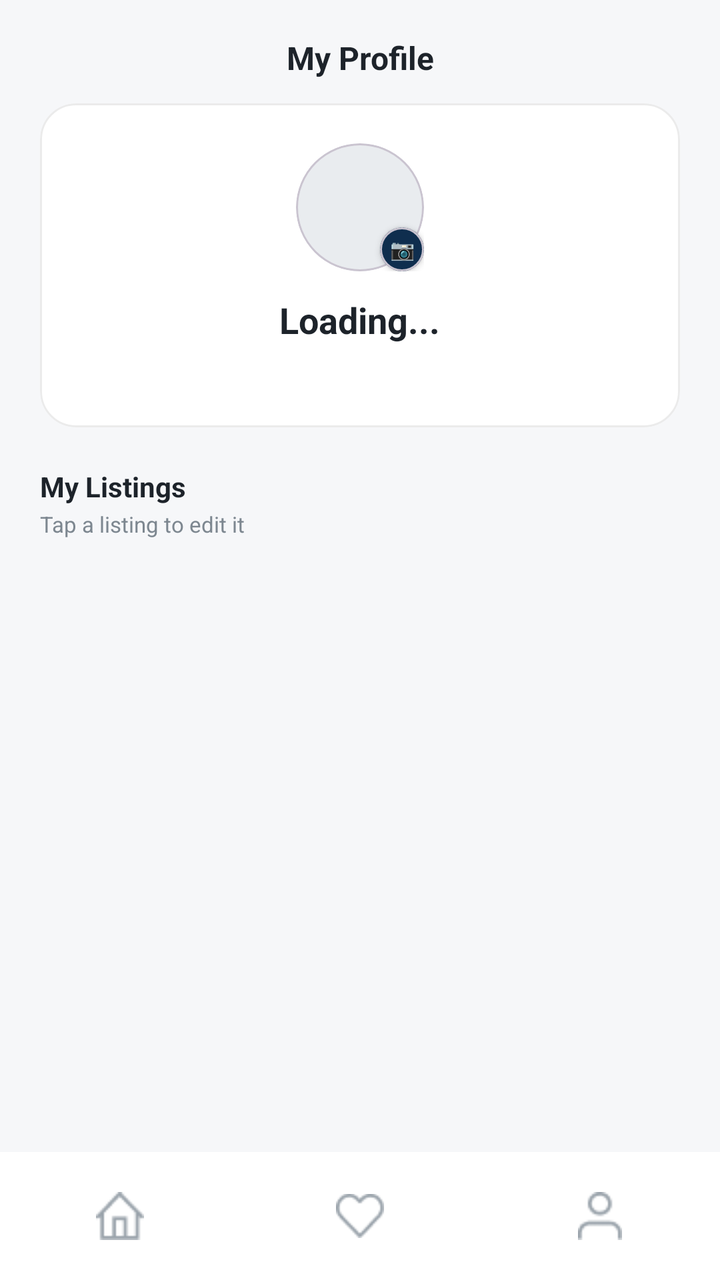
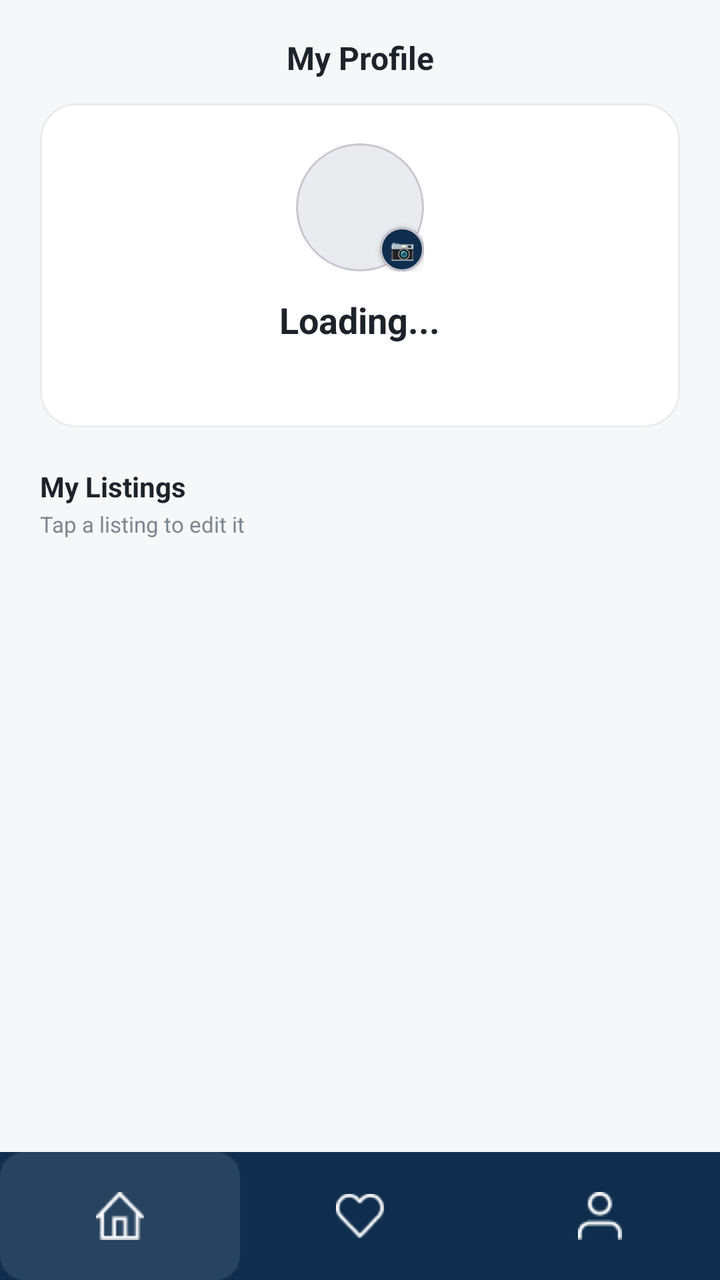

Screens rendered from an Android XML layout before and after an edit, with the pre-edit source and the edit as a unified diff.
<!-- AndroidManifest.xml: application theme Theme.MyApplication -->
<!-- res/layout/fragment_profile.xml -->
<?xml version="1.0" encoding="utf-8"?>
<LinearLayout xmlns:android="http://schemas.android.com/apk/res/android"
    xmlns:app="http://schemas.android.com/apk/res-auto"
    android:layout_width="match_parent"
    android:layout_height="match_parent"
    android:background="@color/ps_background"
    android:orientation="vertical">

    <TextView
        android:layout_width="match_parent"
        android:layout_height="wrap_content"
        android:gravity="center"
        android:paddingTop="18dp"
        android:paddingBottom="12dp"
        android:text="My Profile"
        android:textColor="@color/ps_text_primary"
        android:textSize="16sp"
        android:textStyle="bold" />

    <androidx.core.widget.NestedScrollView
        android:layout_width="match_parent"
        android:layout_height="0dp"
        android:layout_weight="1"
        android:fillViewport="true"
        android:overScrollMode="never">

        <LinearLayout
            android:layout_width="match_parent"
            android:layout_height="wrap_content"
            android:orientation="vertical"
            android:paddingStart="20dp"
            android:paddingEnd="20dp">

            
            <com.google.android.material.card.MaterialCardView
                android:layout_width="match_parent"
                android:layout_height="wrap_content"
                app:cardBackgroundColor="@color/ps_surface"
                app:cardCornerRadius="18dp"
                app:cardElevation="0dp"
                app:strokeColor="@color/ps_divider"
                app:strokeWidth="1dp">

                <LinearLayout
                    android:layout_width="match_parent"
                    android:layout_height="wrap_content"
                    android:gravity="center_horizontal"
                    android:orientation="vertical"
                    android:padding="20dp">

                    <FrameLayout
                        android:id="@+id/avatar_container"
                        android:layout_width="64dp"
                        android:layout_height="64dp">

                        <com.google.android.material.card.MaterialCardView
                            android:layout_width="64dp"
                            android:layout_height="64dp"
                            app:cardBackgroundColor="#E9ECEF"
                            app:cardCornerRadius="32dp"
                            app:cardElevation="0dp">

                            <ImageView
                                android:id="@+id/iv_profile_pic"
                                android:layout_width="match_parent"
                                android:layout_height="match_parent"
                                android:scaleType="centerCrop"
                                android:contentDescription="Profile Picture" />
                        </com.google.android.material.card.MaterialCardView>

                        
                        <com.google.android.material.card.MaterialCardView
                            android:id="@+id/badge_camera"
                            android:layout_width="22dp"
                            android:layout_height="22dp"
                            android:layout_gravity="bottom|end"
                            app:cardBackgroundColor="@color/ps_primary_dark"
                            app:cardCornerRadius="11dp"
                            app:cardElevation="2dp">

                            <TextView
                                android:layout_width="match_parent"
                                android:layout_height="match_parent"
                                android:gravity="center"
                                android:text="📷"
                                android:textSize="10sp" />
                        </com.google.android.material.card.MaterialCardView>
                    </FrameLayout>

                    <TextView
                        android:id="@+id/tv_profile_name"
                        android:layout_width="wrap_content"
                        android:layout_height="wrap_content"
                        android:layout_marginTop="12dp"
                        android:text="Loading..."
                        android:textColor="@color/ps_text_primary"
                        android:textSize="18sp"
                        android:textStyle="bold" />

                    <TextView
                        android:id="@+id/tv_profile_email"
                        android:layout_width="wrap_content"
                        android:layout_height="wrap_content"
                        android:layout_marginTop="4dp"
                        android:textColor="@color/ps_text_secondary"
                        android:textSize="13sp" />
                </LinearLayout>
            </com.google.android.material.card.MaterialCardView>

            
            <TextView
                android:layout_width="wrap_content"
                android:layout_height="wrap_content"
                android:layout_marginTop="20dp"
                android:text="My Listings"
                android:textColor="@color/ps_text_primary"
                android:textSize="14sp"
                android:textStyle="bold" />

            <TextView
                android:layout_width="wrap_content"
                android:layout_height="wrap_content"
                android:layout_marginTop="2dp"
                android:text="Tap a listing to edit it"
                android:textColor="@color/ps_text_secondary"
                android:textSize="11sp" />

            <androidx.recyclerview.widget.RecyclerView
                android:id="@+id/rv_my_properties"
                android:layout_width="match_parent"
                android:layout_height="wrap_content"
                android:layout_marginTop="10dp"
                android:clipToPadding="false"
                android:nestedScrollingEnabled="false"
                android:paddingBottom="12dp" />

            <TextView
                android:id="@+id/tv_no_listings"
                android:layout_width="match_parent"
                android:layout_height="wrap_content"
                android:layout_marginTop="20dp"
                android:gravity="center"
                android:text="You haven't listed any properties yet."
                android:textColor="@color/ps_text_secondary"
                android:textSize="13sp"
                android:visibility="gone" />

        </LinearLayout>
    </androidx.core.widget.NestedScrollView>

    <com.google.android.material.bottomnavigation.BottomNavigationView
        android:id="@+id/bottom_nav"
        android:layout_width="match_parent"
        android:layout_height="64dp"
        android:background="@color/ps_surface"
        app:itemIconSize="24dp"
        app:itemIconTint="@color/ps_icon_muted"
        app:itemTextColor="@color/ps_icon_muted"
        app:itemRippleColor="@android:color/transparent"
        app:labelVisibilityMode="unlabeled"
        app:menu="@menu/menu_bottom_home" />
</LinearLayout>
<!-- resources referenced by this layout -->
<resources>
  <color name="ps_background">#F6F7F9</color>
  <color name="ps_divider">#14000000</color>
  <color name="ps_icon_muted">#9AA3AB</color>
  <color name="ps_primary_dark">#0F2E4E</color>
  <color name="ps_surface">#FFFFFFFF</color>
  <color name="ps_text_primary">#1D232A</color>
  <color name="ps_text_secondary">#7D8790</color>
  <style name="Theme.MyApplication" parent="Base.Theme.MyApplication" />
  <style name="Base.Theme.MyApplication" parent="Theme.Material3.DayNight.NoActionBar">
          
          
      </style>
</resources>

<!-- the commit's change to res/layout/fragment_profile.xml (unified diff, before → after) -->
@@ -147,15 +147,15 @@
 
         </LinearLayout>
     </androidx.core.widget.NestedScrollView>
-
     <com.google.android.material.bottomnavigation.BottomNavigationView
         android:id="@+id/bottom_nav"
         android:layout_width="match_parent"
         android:layout_height="64dp"
-        android:background="@color/ps_surface"
+        android:background="@color/ps_primary_dark"
+        app:itemBackground="@drawable/bg_bottom_nav_item"
         app:itemIconSize="24dp"
-        app:itemIconTint="@color/ps_icon_muted"
-        app:itemTextColor="@color/ps_icon_muted"
+        app:itemIconTint="@color/bottom_nav_item_tint"
+        app:itemTextColor="@color/bottom_nav_item_tint"
         app:itemRippleColor="@android:color/transparent"
         app:labelVisibilityMode="unlabeled"
         app:menu="@menu/menu_bottom_home" />
<!-- resource entries referenced after the edit -->
@@ -2,11 +2,26 @@
 <resources>
   <color name="ps_background">#F6F7F9</color>
   <color name="ps_divider">#14000000</color>
-  <color name="ps_icon_muted">#9AA3AB</color>
   <color name="ps_primary_dark">#0F2E4E</color>
   <color name="ps_surface">#FFFFFFFF</color>
   <color name="ps_text_primary">#1D232A</color>
   <color name="ps_text_secondary">#7D8790</color>
+  <!-- drawable bg_bottom_nav_item (drawable) -->
+  <?xml version="1.0" encoding="utf-8"?>
+  <selector xmlns:android="http://schemas.android.com/apk/res/android">
+      <item android:state_checked="true">
+          <shape android:shape="rectangle">
+              <solid android:color="#1AFFFFFF" />
+              <corners android:radius="12dp" />
+          </shape>
+      </item>
+      <item>
+          <shape android:shape="rectangle">
+              <solid android:color="@android:color/transparent" />
+              <corners android:radius="12dp" />
+          </shape>
+      </item>
+  </selector>
   <style name="Theme.MyApplication" parent="Base.Theme.MyApplication" />
   <style name="Base.Theme.MyApplication" parent="Theme.Material3.DayNight.NoActionBar">
           
